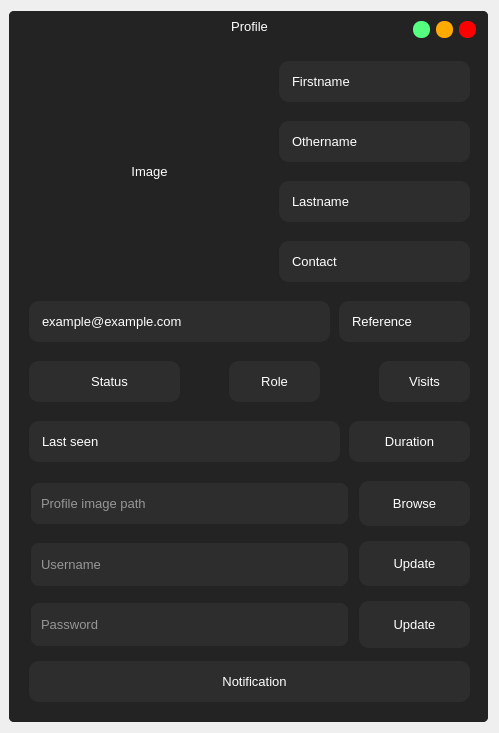
This is frontend/user_details.ui in Android-Jester/iAttend as Qt 5 draws it before an edit. The edited form follows.
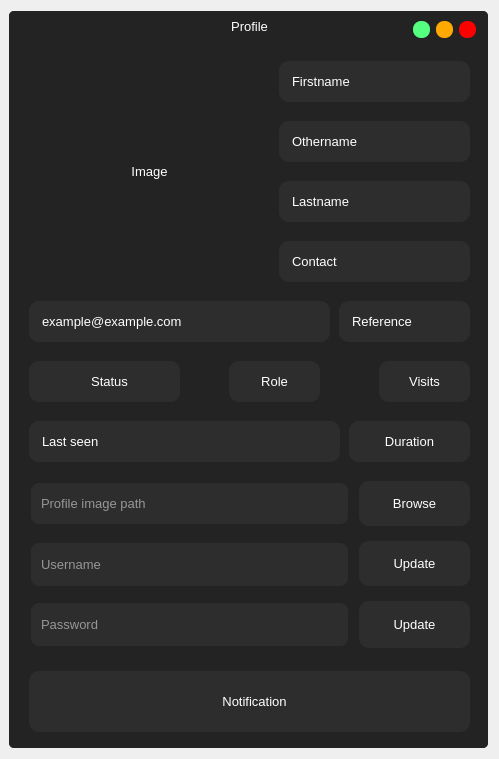
This is the edited form. Icons and pictures are not drawn.

```diff
--- a/frontend/user_details.ui
+++ b/frontend/user_details.ui
@@ -7,9 +7,15 @@
     <x>0</x>
     <y>0</y>
     <width>499</width>
-    <height>733</height>
+    <height>759</height>
    </rect>
   </property>
+  <property name="minimumSize">
+   <size>
+    <width>0</width>
+    <height>740</height>
+   </size>
+  </property>
   <property name="windowTitle">
    <string>Dialog</string>
   </property>
@@ -1055,9 +1061,9 @@
             <property name="geometry">
              <rect>
               <x>20</x>
-              <y>650</y>
+              <y>660</y>
               <width>441</width>
-              <height>41</height>
+              <height>61</height>
              </rect>
             </property>
             <property name="font">
```
